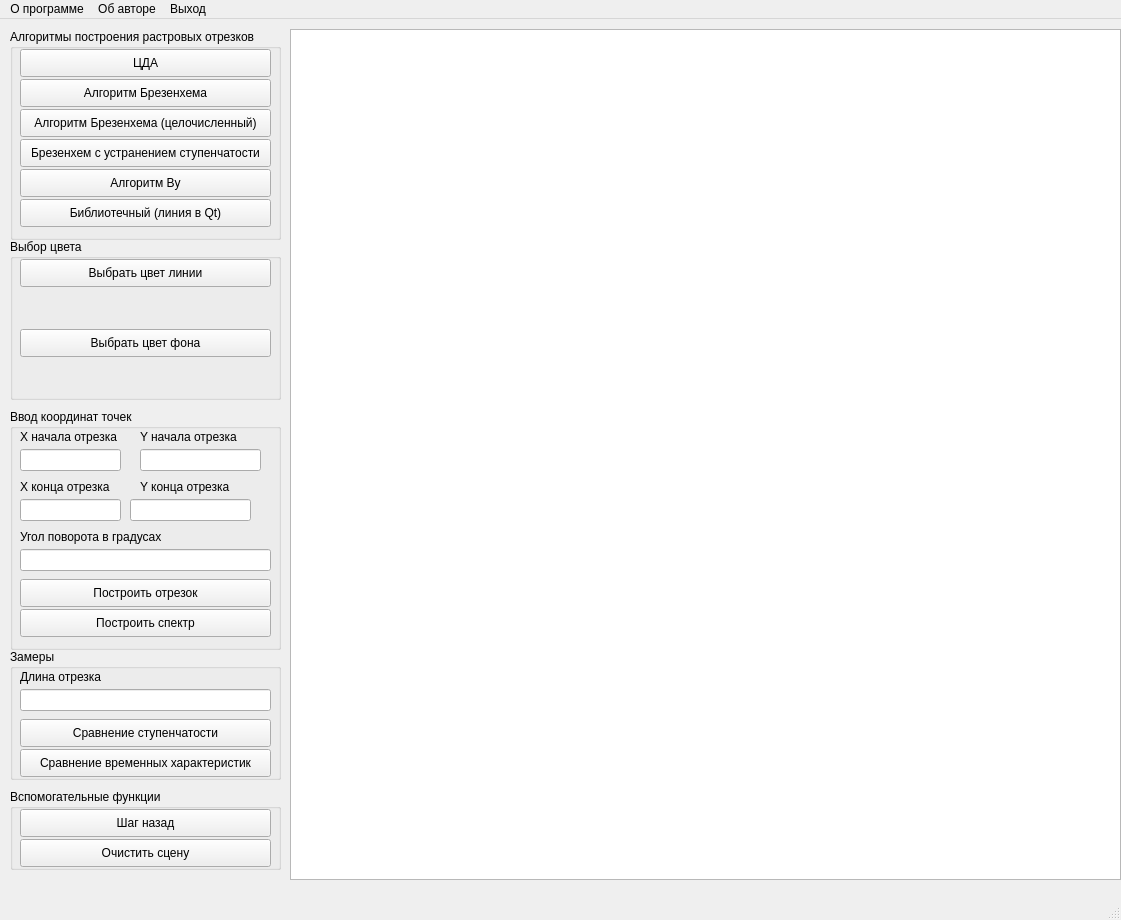
This is lab_3/mainwindow.ui in SwanPoi/Computer-graphics as Qt 5 draws it before an edit. The edited form follows.
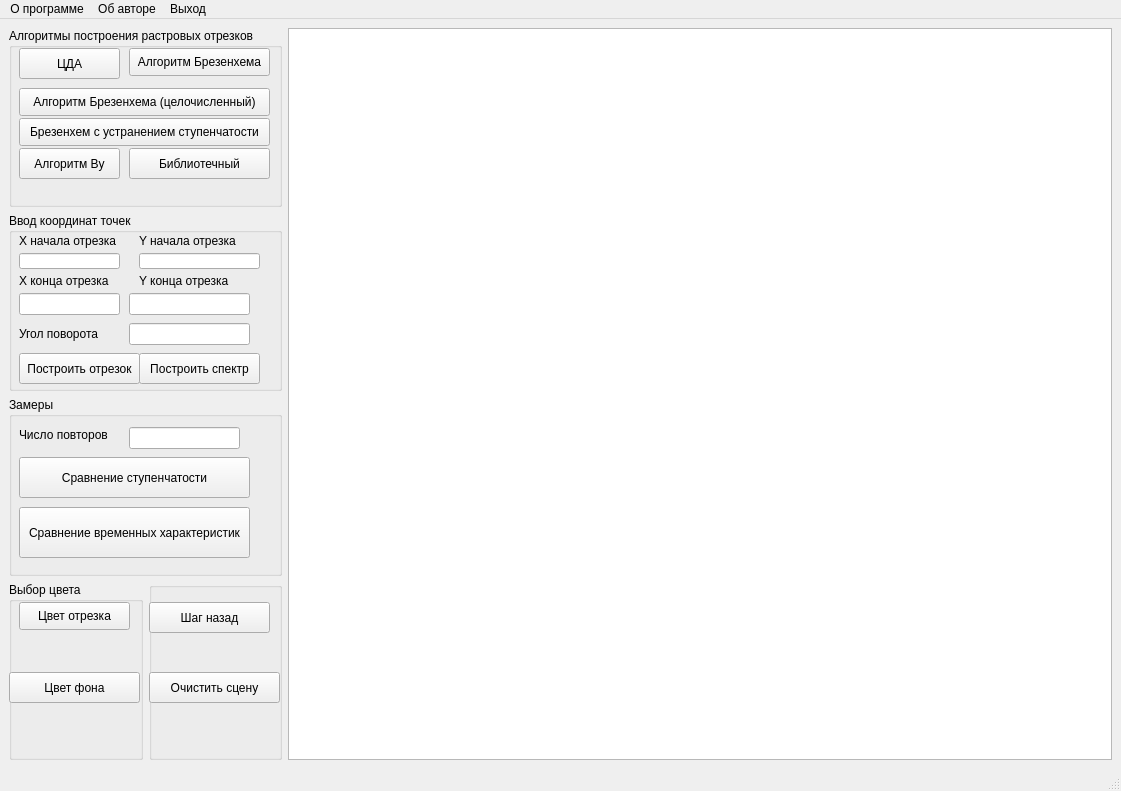
This is the edited form.

Commit message: Добавление внешнего вида окна

The edit to the form file:
```diff
--- a/lab_3/mainwindow.ui
+++ b/lab_3/mainwindow.ui
@@ -7,22 +7,19 @@
     <x>0</x>
     <y>0</y>
     <width>1121</width>
-    <height>920</height>
+    <height>791</height>
    </rect>
   </property>
   <property name="windowTitle">
    <string>MainWindow</string>
   </property>
   <widget class="QWidget" name="centralwidget">
+   <layout class="QGridLayout" name="gridLayout">
+    <item row="0" column="2" rowspan="4">
+     <widget class="QGraphicsView" name="scene_graphicsView"/>
+    </item>
+    <item row="0" column="0" colspan="2">
    <widget class="QGroupBox" name="groupBox">
-    <property name="geometry">
-     <rect>
-      <x>10</x>
-      <y>10</y>
-      <width>271</width>
-      <height>211</height>
-     </rect>
-    </property>
     <property name="title">
      <string>Алгоритмы построения растровых отрезков</string>
     </property>
@@ -31,8 +28,8 @@
       <rect>
        <x>10</x>
        <y>20</y>
-       <width>251</width>
-       <height>28</height>
+         <width>101</width>
+         <height>31</height>
       </rect>
      </property>
      <property name="text">
@@ -42,9 +39,9 @@
     <widget class="QPushButton" name="bresenham_pushButton">
      <property name="geometry">
       <rect>
-       <x>10</x>
-       <y>50</y>
-       <width>251</width>
+         <x>120</x>
+         <y>20</y>
+         <width>141</width>
        <height>28</height>
       </rect>
      </property>
@@ -59,7 +56,7 @@
      <property name="geometry">
       <rect>
        <x>10</x>
-       <y>80</y>
+         <y>60</y>
        <width>251</width>
        <height>28</height>
       </rect>
@@ -72,7 +69,7 @@
      <property name="geometry">
       <rect>
        <x>10</x>
-       <y>110</y>
+         <y>90</y>
        <width>251</width>
        <height>28</height>
       </rect>
@@ -85,9 +82,9 @@
      <property name="geometry">
       <rect>
        <x>10</x>
-       <y>140</y>
-       <width>251</width>
-       <height>28</height>
+         <y>120</y>
+         <width>101</width>
+         <height>31</height>
       </rect>
      </property>
      <property name="text">
@@ -97,94 +94,20 @@
     <widget class="QPushButton" name="library_pushButton">
      <property name="geometry">
       <rect>
-       <x>10</x>
-       <y>170</y>
-       <width>251</width>
-       <height>28</height>
+         <x>120</x>
+         <y>120</y>
+         <width>141</width>
+         <height>31</height>
       </rect>
      </property>
      <property name="text">
-      <string>Библиотечный (линия в Qt)</string>
+        <string>Библиотечный</string>
      </property>
     </widget>
    </widget>
-   <widget class="QGroupBox" name="groupBox_2">
-    <property name="geometry">
-     <rect>
-      <x>10</x>
-      <y>220</y>
-      <width>271</width>
-      <height>161</height>
-     </rect>
-    </property>
-    <property name="title">
-     <string>Выбор цвета</string>
-    </property>
-    <widget class="QLabel" name="line_color_label">
-     <property name="geometry">
-      <rect>
-       <x>10</x>
-       <y>60</y>
-       <width>251</width>
-       <height>21</height>
-      </rect>
-     </property>
-     <property name="text">
-      <string/>
-     </property>
-    </widget>
-    <widget class="QPushButton" name="line_color_pushButton">
-     <property name="geometry">
-      <rect>
-       <x>10</x>
-       <y>20</y>
-       <width>251</width>
-       <height>28</height>
-      </rect>
-     </property>
-     <property name="text">
-      <string>Выбрать цвет линии</string>
-     </property>
-    </widget>
-    <widget class="QPushButton" name="background_color_pushButton">
-     <property name="geometry">
-      <rect>
-       <x>10</x>
-       <y>90</y>
-       <width>251</width>
-       <height>28</height>
-      </rect>
-     </property>
-     <property name="text">
-      <string>Выбрать цвет фона</string>
-     </property>
-    </widget>
-    <widget class="QLabel" name="background_color_label">
-     <property name="geometry">
-      <rect>
-       <x>10</x>
-       <y>130</y>
-       <width>251</width>
-       <height>21</height>
-      </rect>
-     </property>
-     <property name="text">
-      <string/>
-     </property>
-     <property name="margin">
-      <number>0</number>
-     </property>
-    </widget>
-   </widget>
+    </item>
+    <item row="1" column="0" colspan="2">
    <widget class="QGroupBox" name="groupBox_3">
-    <property name="geometry">
-     <rect>
-      <x>10</x>
-      <y>390</y>
-      <width>271</width>
-      <height>241</height>
-     </rect>
-    </property>
     <property name="title">
      <string>Ввод координат точек</string>
     </property>
@@ -220,7 +143,7 @@
        <x>10</x>
        <y>40</y>
        <width>101</width>
-       <height>22</height>
+         <height>16</height>
       </rect>
      </property>
      <property name="clearButtonEnabled">
@@ -233,7 +156,7 @@
        <x>130</x>
        <y>40</y>
        <width>121</width>
-       <height>22</height>
+         <height>16</height>
       </rect>
      </property>
     </widget>
@@ -241,7 +164,7 @@
      <property name="geometry">
       <rect>
        <x>10</x>
-       <y>70</y>
+         <y>60</y>
        <width>101</width>
        <height>16</height>
       </rect>
@@ -254,7 +177,7 @@
      <property name="geometry">
       <rect>
        <x>130</x>
-       <y>70</y>
+         <y>60</y>
        <width>121</width>
        <height>16</height>
       </rect>
@@ -267,7 +190,7 @@
      <property name="geometry">
       <rect>
        <x>10</x>
-       <y>90</y>
+         <y>80</y>
        <width>101</width>
        <height>22</height>
       </rect>
@@ -277,7 +200,7 @@
      <property name="geometry">
       <rect>
        <x>120</x>
-       <y>90</y>
+         <y>80</y>
        <width>121</width>
        <height>22</height>
       </rect>
@@ -287,21 +210,21 @@
      <property name="geometry">
       <rect>
        <x>10</x>
-       <y>120</y>
-       <width>241</width>
-       <height>16</height>
+         <y>110</y>
+         <width>91</width>
+         <height>21</height>
       </rect>
      </property>
      <property name="text">
-      <string>Угол поворота в градусах</string>
+        <string>Угол поворота </string>
      </property>
     </widget>
     <widget class="QLineEdit" name="angle_lineEdit">
      <property name="geometry">
       <rect>
-       <x>10</x>
-       <y>140</y>
-       <width>251</width>
+         <x>120</x>
+         <y>110</y>
+         <width>121</width>
        <height>22</height>
       </rect>
      </property>
@@ -310,9 +233,9 @@
      <property name="geometry">
       <rect>
        <x>10</x>
-       <y>170</y>
-       <width>251</width>
-       <height>28</height>
+         <y>140</y>
+         <width>121</width>
+         <height>31</height>
       </rect>
      </property>
      <property name="text">
@@ -322,10 +245,10 @@
     <widget class="QPushButton" name="add_spectrum_pushButton">
      <property name="geometry">
       <rect>
-       <x>10</x>
-       <y>200</y>
-       <width>251</width>
-       <height>28</height>
+         <x>130</x>
+         <y>140</y>
+         <width>121</width>
+         <height>31</height>
       </rect>
      </property>
      <property name="text">
@@ -333,15 +256,42 @@
      </property>
     </widget>
    </widget>
+    </item>
+    <item row="3" column="1">
+     <widget class="QGroupBox" name="groupBox_5">
+      <property name="title">
+       <string/>
+      </property>
+      <widget class="QPushButton" name="back_step_pushButton">
+       <property name="geometry">
+        <rect>
+         <x>0</x>
+         <y>20</y>
+         <width>121</width>
+         <height>31</height>
+        </rect>
+       </property>
+       <property name="text">
+        <string>Шаг назад</string>
+       </property>
+      </widget>
+      <widget class="QPushButton" name="clear_pushButton">
+       <property name="geometry">
+        <rect>
+         <x>0</x>
+         <y>90</y>
+         <width>131</width>
+         <height>31</height>
+        </rect>
+       </property>
+       <property name="text">
+        <string>Очистить сцену</string>
+       </property>
+      </widget>
+     </widget>
+    </item>
+    <item row="2" column="0" colspan="2">
    <widget class="QGroupBox" name="groupBox_4">
-    <property name="geometry">
-     <rect>
-      <x>10</x>
-      <y>630</y>
-      <width>271</width>
-      <height>131</height>
-     </rect>
-    </property>
     <property name="title">
      <string>Замеры</string>
     </property>
@@ -349,21 +299,21 @@
      <property name="geometry">
       <rect>
        <x>10</x>
-       <y>20</y>
-       <width>241</width>
+         <y>30</y>
+         <width>101</width>
        <height>16</height>
       </rect>
      </property>
      <property name="text">
-      <string>Длина отрезка</string>
+        <string>Число повторов</string>
      </property>
     </widget>
     <widget class="QLineEdit" name="line_length_lineEdit">
      <property name="geometry">
       <rect>
-       <x>10</x>
-       <y>40</y>
-       <width>251</width>
+         <x>120</x>
+         <y>30</y>
+         <width>111</width>
        <height>22</height>
       </rect>
      </property>
@@ -372,9 +322,9 @@
      <property name="geometry">
       <rect>
        <x>10</x>
-       <y>70</y>
-       <width>251</width>
-       <height>28</height>
+         <y>60</y>
+         <width>231</width>
+         <height>41</height>
       </rect>
      </property>
      <property name="text">
@@ -385,9 +335,9 @@
      <property name="geometry">
       <rect>
        <x>10</x>
-       <y>100</y>
-       <width>251</width>
-       <height>28</height>
+         <y>110</y>
+         <width>231</width>
+         <height>51</height>
       </rect>
      </property>
      <property name="text">
@@ -395,55 +345,70 @@
      </property>
     </widget>
    </widget>
-   <widget class="QGroupBox" name="groupBox_5">
-    <property name="geometry">
-     <rect>
-      <x>10</x>
-      <y>770</y>
-      <width>271</width>
-      <height>81</height>
-     </rect>
-    </property>
+    </item>
+    <item row="3" column="0">
+     <widget class="QGroupBox" name="groupBox_2">
     <property name="title">
-     <string>Вспомогательные функции</string>
-    </property>
-    <widget class="QPushButton" name="back_step_pushButton">
+       <string>Выбор цвета</string>
+      </property>
+      <widget class="QLabel" name="line_color_label">
+       <property name="geometry">
+        <rect>
+         <x>10</x>
+         <y>60</y>
+         <width>111</width>
+         <height>21</height>
+        </rect>
+       </property>
+       <property name="text">
+        <string/>
+       </property>
+      </widget>
+      <widget class="QPushButton" name="line_color_pushButton">
      <property name="geometry">
       <rect>
        <x>10</x>
        <y>20</y>
-       <width>251</width>
+         <width>111</width>
        <height>28</height>
       </rect>
      </property>
      <property name="text">
-      <string>Шаг назад</string>
-     </property>
-    </widget>
-    <widget class="QPushButton" name="clear_pushButton">
+        <string>Цвет отрезка</string>
+       </property>
+      </widget>
+      <widget class="QPushButton" name="background_color_pushButton">
+       <property name="geometry">
+        <rect>
+         <x>0</x>
+         <y>90</y>
+         <width>131</width>
+         <height>31</height>
+        </rect>
+       </property>
+       <property name="text">
+        <string>Цвет фона</string>
+       </property>
+      </widget>
+      <widget class="QLabel" name="background_color_label">
      <property name="geometry">
       <rect>
        <x>10</x>
-       <y>50</y>
-       <width>251</width>
-       <height>28</height>
+         <y>120</y>
+         <width>131</width>
+         <height>21</height>
       </rect>
      </property>
      <property name="text">
-      <string>Очистить сцену</string>
-     </property>
-    </widget>
-   </widget>
-   <widget class="QGraphicsView" name="scene_graphicsView">
-    <property name="geometry">
-     <rect>
-      <x>290</x>
-      <y>10</y>
-      <width>831</width>
-      <height>851</height>
-     </rect>
-    </property>
-   </widget>
+        <string/>
+       </property>
+       <property name="margin">
+        <number>0</number>
+       </property>
+      </widget>
+     </widget>
+    </item>
+   </layout>
   </widget>
   <widget class="QMenuBar" name="menubar">
    <property name="geometry">
```
Lines whose indentation alone changed are shown as unchanged. The commit also changes 2 other files.
